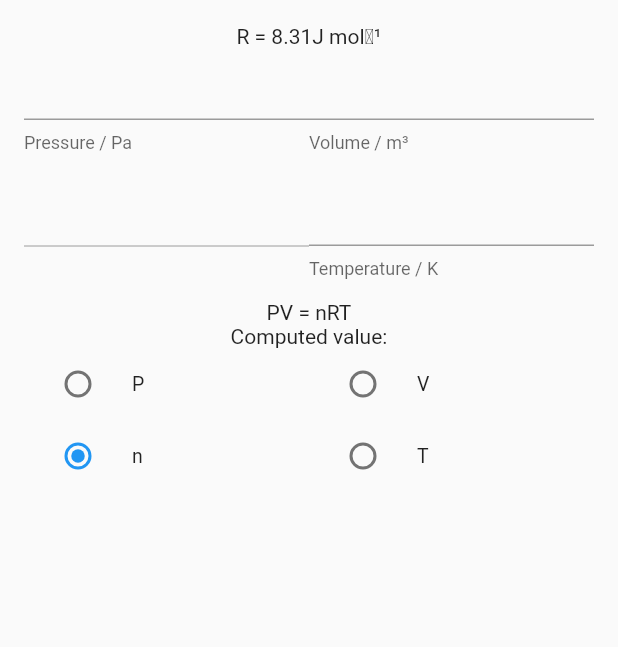
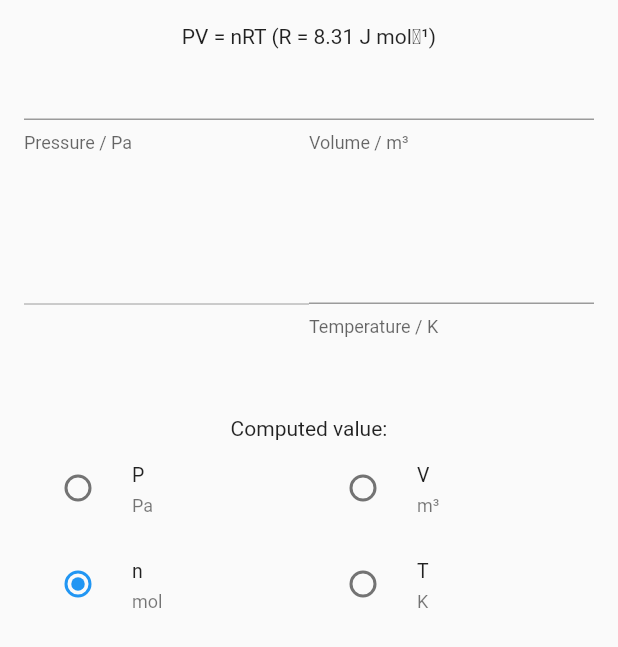
Before and after one commit to Mapioi/unhexennium, a Flutter app: the IdealGasCalculator widget shown alone on an empty page, opened directly, on a phone screen of 412 x 824 dp. Shown: the top 647 px of the screen. Run offline on Flutter 3.47's test engine with Material 2 defaults, Android fonts, the phone set to English and light mode, and no system bars; statements that could not run were skipped.

Commit message:
Improve UX with clearer labelling of the fields

```diff
--- a/lib/tabs/popups.dart
+++ b/lib/tabs/popups.dart
@@ -13,6 +13,7 @@ typedef void ElementAndSubscriptCallback(ElementSymbol x, int subscript);
 
 /// Number of decimal places (used for RFM)
 const dp = 2;
+
 /// Number of significant figures (used for user inputs)
 const sf = 5;
 
@@ -254,10 +255,10 @@ class _IdealGasCalculatorState extends State<IdealGasCalculator> {
     return new Padding(
       padding: const EdgeInsets.all(16.0),
       child: new Container(
-        height: 300.0,
+        height: 400.0,
         child: new Column(
           children: <Widget>[
-            new Text("R = 8.31" + asSuperscript("J mol-1")),
+            new Text("PV = nRT (R = 8.31 ${asSuperscript('J mol-1')})"),
             new Expanded(
               child: new GridView.count(
                 crossAxisCount: 2,
@@ -328,7 +329,6 @@ class _IdealGasCalculatorState extends State<IdealGasCalculator> {
                 ],
               ),
             ),
-            new Text("PV = nRT"),
             new Text("Computed value:"),
             new Expanded(
                 child: new GridView.count(
@@ -344,6 +344,8 @@ class _IdealGasCalculatorState extends State<IdealGasCalculator> {
                             computed = y;
                           }),
                       title: new Text(enumToString(x)),
+                      subtitle:
+                          new Text(x == IdealGasComputed.P ? "Pa" : "mol"),
                       dense: true,
                     );
                   }).toList(),
@@ -361,6 +363,8 @@ class _IdealGasCalculatorState extends State<IdealGasCalculator> {
                             }
                           }),
                       title: new Text(enumToString(x)),
+                      subtitle: new Text(
+                          x == IdealGasComputed.V ? asSuperscript("m3") : "K"),
                       dense: true,
                     );
                   }).toList(),
```
